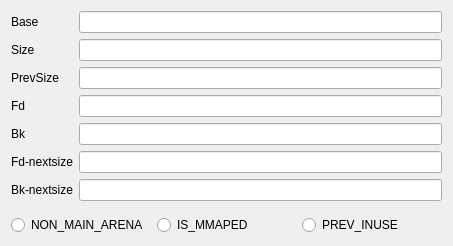
Before: the Qt Designer form src/dialogs/HeapInfoDialog.ui in rizinorg/cutter, drawn with Qt 5.
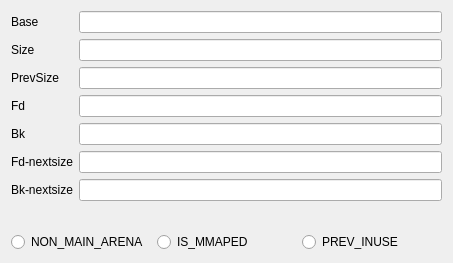
After: the same form once the commit is applied.

Commit message: Minor changes to radio buttons in heap info dialog

Diff of the .ui file:
```diff
--- a/src/dialogs/HeapInfoDialog.ui
+++ b/src/dialogs/HeapInfoDialog.ui
@@ -7,7 +7,7 @@
     <x>0</x>
     <y>0</y>
     <width>453</width>
-    <height>246</height>
+    <height>263</height>
    </rect>
   </property>
   <property name="windowTitle">
```
Left out of the diff: 39 changed lines with no effect on the pictures. The commit also changes 2 other files.
